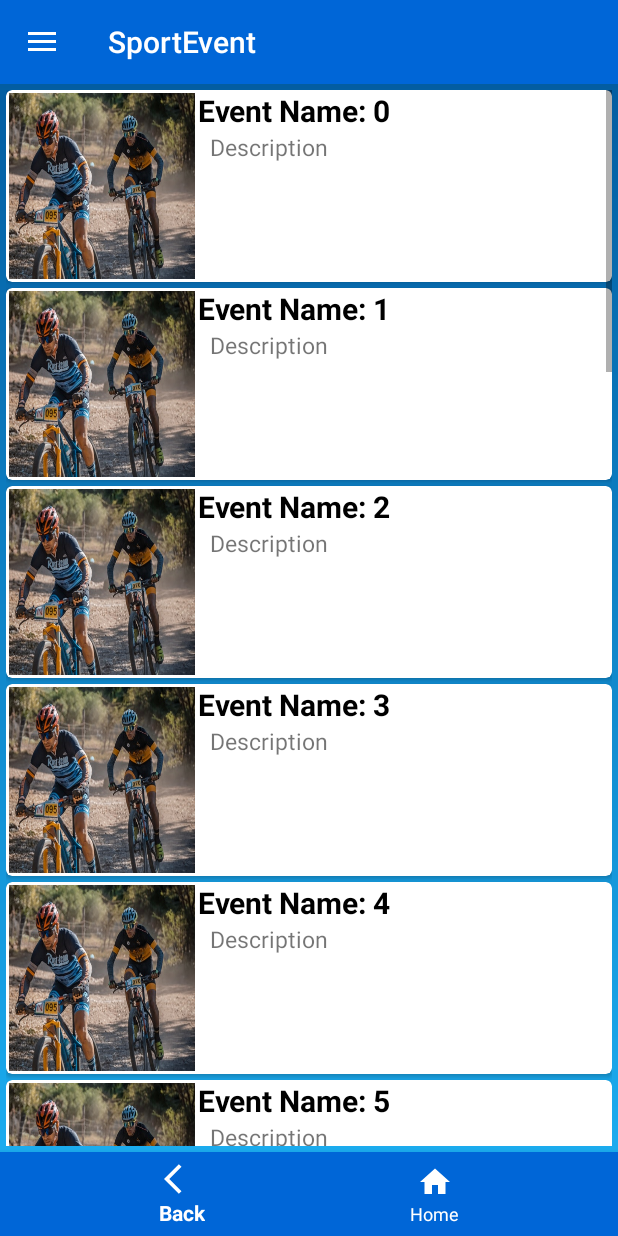
After one commit to M0-AR/SportEvent_Project, an Android app: the EventListFragment screen opened through its navigation route, on a phone screen of 412 x 824 dp. The commit adds this screen. Run offline under Robolectric (Android 15) with nearby library versions, the phone set to English and light mode, and no system bars; our stand-ins replace navigation-ui.

Commit message:
- Event's description almost done  - Make a few changes  - Tried to find better solution for adapter

```diff
--- a/app/src/main/java/com/example/sportevent/JoinedEventItem.java
+++ b/app/src/main/java/com/example/sportevent/Event.java
@@ -1,11 +1,11 @@
 package com.example.sportevent;
 
-public class JoinedEventItem {
+public class Event {
     private int imageResource;
     private String textView1;
     private String textView2;
 
-    public JoinedEventItem(int imageResource, String textView1, String textView2) {
+    public Event(int imageResource, String textView1, String textView2) {
         this.imageResource = imageResource;
         this.textView1 = textView1;
         this.textView2 = textView2;
--- /dev/null
+++ b/app/src/main/java/com/example/sportevent/EventAdapter.java
@@ -0,0 +1,80 @@
+package com.example.sportevent;
+
+import android.view.LayoutInflater;
+import android.view.View;
+import android.view.ViewGroup;
+import android.widget.ImageView;
+import android.widget.TextView;
+
+import androidx.annotation.NonNull;
+import androidx.recyclerview.widget.RecyclerView;
+
+import java.util.ArrayList;
+import java.util.List;
+
+public class EventAdapter extends RecyclerView.Adapter<EventAdapter.EventViewHolder> {
+    private static List<Event> mEventList;
+    private static OnEventClickListener mOnEventClickListener;
+
+    public EventAdapter(ArrayList<Event> eventList) {
+        mEventList = eventList;
+    }
+
+    @NonNull
+    @Override
+    public EventViewHolder onCreateViewHolder(@NonNull ViewGroup parent, int viewType) {
+        View view = LayoutInflater.from(parent.getContext()).inflate(R.layout.event_item, parent, false);
+        EventViewHolder eventViewHolder = new EventViewHolder(view);
+        return eventViewHolder;
+    }
+
+    @Override
+    public void onBindViewHolder(@NonNull EventViewHolder holder, final int position) {
+        if (mEventList != null) {
+            Event currentItem = mEventList.get(position);
+
+            holder.mImageView.setImageResource(currentItem.getImageResource());
+            holder.mTextView1.setText(currentItem.getTextView1());
+            holder.mTextView2.setText(currentItem.getTextView2());
+        } // Todo how to cover this problem 9:37 https://www.youtube.com/watch?v=reSPN7mgshI&list=PLrnPJCHvNZuDihTpkRs6SpZhqgBqPU118&index=6
+    }
+
+    @Override
+    public int getItemCount() {
+        return mEventList.size();
+    }
+
+    public static class EventViewHolder extends RecyclerView.ViewHolder {
+        public ImageView mImageView;
+        public TextView mTextView1;
+        public TextView mTextView2;
+
+        public EventViewHolder(@NonNull View itemView) {
+            super(itemView);
+            this.mImageView = itemView.findViewById(R.id.imageView);
+            this.mTextView1 = itemView.findViewById(R.id.textView1);
+            this.mTextView2 = itemView.findViewById(R.id.textView2);
+            itemView.setOnClickListener(new View.OnClickListener() {
+                @Override
+                public void onClick(View v) {
+                    int position = getAdapterPosition();
+                    if (mOnEventClickListener != null && position != RecyclerView.NO_POSITION)
+                        mOnEventClickListener.onEventClick(mEventList.get(position));
+                }
+            });
+        }
+    }
+
+    public interface OnEventClickListener {
+        // Todo why this suggest safe delete
+        void onEventClick(Event event);
+    }
+
+
+
+    // Instead of passing reference from constructor
+    public void setOnEventClickListener(OnEventClickListener onEventClickListener) {
+        mOnEventClickListener = onEventClickListener;
+    }
+
+}
--- /dev/null
+++ b/app/src/main/java/com/example/sportevent/EventListFragment.java
@@ -0,0 +1,61 @@
+package com.example.sportevent;
+
+import android.os.Bundle;
+import android.view.LayoutInflater;
+import android.view.View;
+import android.view.ViewGroup;
+import android.widget.Toast;
+
+import androidx.navigation.NavController;
+import androidx.navigation.Navigation;
+import androidx.recyclerview.widget.LinearLayoutManager;
+
+import java.util.ArrayList;
+import androidx.annotation.NonNull;
+import androidx.annotation.Nullable;
+import androidx.fragment.app.Fragment;
+import androidx.recyclerview.widget.RecyclerView;
+
+// Todo check https://stackoverflow.com/questions/26621060/display-a-recyclerview-in-fragment
+// to use Runnable class
+public class EventListFragment extends Fragment {
+   private EventAdapter mEventAdapter;
+
+    @Nullable
+    @Override
+    public View onCreateView(@NonNull LayoutInflater inflater, @Nullable ViewGroup container, @Nullable Bundle savedInstanceState) {
+        View view = inflater.inflate(R.layout.fragment_list_event, container, false);
+
+        ArrayList<Event> joinedEventList = new ArrayList<>();
+        for (int i = 0; i < 20; i++) {
+            joinedEventList.add(new Event(R.drawable.image_01, "Event Name: " + i, "Description"));
+        }
+
+        RecyclerView mRecyclerView = view.findViewById(R.id.recyclerView);
+        mRecyclerView.setHasFixedSize(true);
+
+        mRecyclerView.setLayoutManager(new LinearLayoutManager(getActivity()));
+        mEventAdapter = new EventAdapter(joinedEventList);
+        mRecyclerView.setAdapter(mEventAdapter);
+
+        return view;
+    }
+
+
+    @Override
+    public void onViewCreated(@NonNull final View view, @Nullable Bundle savedInstanceState) {
+        super.onViewCreated(view, savedInstanceState);
+
+        mEventAdapter.setOnEventClickListener(new EventAdapter.OnEventClickListener() {
+            @Override
+            public void onEventClick(Event event) {
+                Toast.makeText(getContext(), "EventFragment : " + event.getTextView1(), Toast.LENGTH_SHORT).show();
+                final NavController navController = Navigation.findNavController(view);
+                navController.navigate(R.id.action_joinedEventFragment_to_eventDescriptionFragment);
+            }
+        });
+
+    }
+
+
+}
--- a/app/src/main/res/layout/joined_event_item.xml
+++ b/app/src/main/res/layout/event_item.xml
@@ -14,32 +14,36 @@
 
         <ImageView
             android:id="@+id/imageView"
-            android:layout_width="50dp"
-            android:layout_height="50dp"
+            android:layout_width="128dp"
+            android:layout_height="128dp"
+            android:scaleType="fitXY"
             android:padding="2dp"/>
 
         <TextView
             android:id="@+id/textView1"
             android:layout_width="wrap_content"
             android:layout_height="wrap_content"
-            android:text="@string/event_navn"
+            android:text="@string/event_name"
             android:textColor="@android:color/black"
             android:textSize="20sp"
             android:textStyle="bold"
             android:layout_alignParentTop="true"
             android:layout_toEndOf="@+id/imageView"
+            android:maxLines="1"
+            android:ellipsize="end"
             />
 
         <TextView
             android:id="@+id/textView2"
             android:layout_width="wrap_content"
             android:layout_height="wrap_content"
-            android:text="@string/event_beskrivelse"
+            android:text="@string/event_description"
             android:textSize="15sp"
             android:layout_marginStart="8dp"
             android:layout_toEndOf="@+id/imageView"
             android:layout_below="@+id/textView1"
-            />
+            android:maxLines="5"
+            android:ellipsize="end"/>
 
 
     </RelativeLayout>
--- /dev/null
+++ b/app/src/main/res/layout/fragment_list_event.xml
@@ -0,0 +1,16 @@
+<?xml version="1.0" encoding="utf-8"?>
+<androidx.coordinatorlayout.widget.CoordinatorLayout xmlns:android="http://schemas.android.com/apk/res/android"
+    xmlns:tools="http://schemas.android.com/tools"
+    android:layout_width="fill_parent"
+    android:layout_height="fill_parent"
+    tools:context=".EventListFragment">
+
+
+    <androidx.recyclerview.widget.RecyclerView
+        android:id="@+id/recyclerView"
+        android:layout_width="match_parent"
+        android:layout_height="match_parent"
+        android:padding="4dp"
+        android:scrollbars="vertical"
+        tools:listitem="@layout/event_item"/>
+</androidx.coordinatorlayout.widget.CoordinatorLayout>
--- a/app/src/main/res/navigation/nav_graph.xml
+++ b/app/src/main/res/navigation/nav_graph.xml
@@ -16,7 +16,16 @@
     </fragment>
     <fragment
         android:id="@+id/joinedEventFragment"
-        android:name="com.example.sportevent.JoinedEventFragment"
+        android:name="com.example.sportevent.EventListFragment"
         android:label="joined_event_fragment"
-        tools:layout="@layout/joined_event_fragment" />
+        tools:layout="@layout/fragment_list_event" >
+        <action
+            android:id="@+id/action_joinedEventFragment_to_eventDescriptionFragment"
+            app:destination="@id/eventDescriptionFragment" />
+    </fragment>
+    <fragment
+        android:id="@+id/eventDescriptionFragment"
+        android:name="com.example.sportevent.EventDescriptionFragment"
+        android:label="fragment_description_event"
+        tools:layout="@layout/fragment_description_event" />
 </navigation>
--- a/app/src/main/res/values/strings.xml
+++ b/app/src/main/res/values/strings.xml
@@ -8,6 +8,8 @@
 
     <string name="navigation_drawer_open">Open navigation drawer</string>
     <string name="navigation_drawer_close">Close navigation drawer</string>
-    <string name="event_navn">Event navn</string>
-    <string name="event_beskrivelse">Event beskrivelse</string>
+    <string name="event_name">Event navn</string>
+    <string name="event_description">Event beskrivelse</string>
+    <string name="participants">Participants</string>
+    <string name="start_event">Start</string>
 </resources>
```
Also changed, not shown: app/src/main/java/com/example/sportevent/EventDescriptionFragment.java (added, +19 -0 lines), app/src/main/java/com/example/sportevent/JoinedEventAdapter.java (deleted, +0 -74 lines), app/src/main/java/com/example/sportevent/JoinedEventFragment.java (deleted, +0 -49 lines), app/src/main/res/layout/fragment_description_event.xml (added, +56 -0 lines), app/src/main/res/layout/joined_event_fragment.xml (deleted, +0 -15 lines), app/src/main/res/drawable/image_01.jpg (added).
